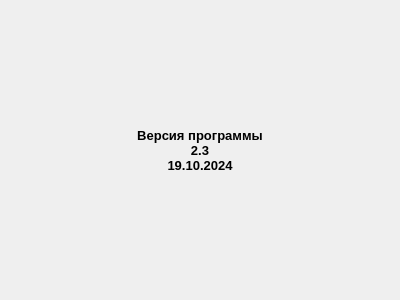
Qt form version.ui (zak2791/Tabloh2H) before a commit.
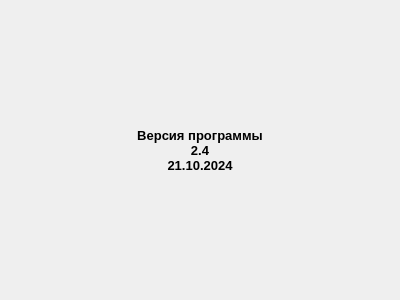
The same form after that commit.

Diff of the .ui file:
```diff
--- a/version.ui
+++ b/version.ui
@@ -36,8 +36,8 @@
    </property>
    <property name="text">
     <string>Версия программы
-2.3
-19.10.2024</string>
+2.4
+21.10.2024</string>
    </property>
    <property name="alignment">
     <set>Qt::AlignCenter</set>
```
